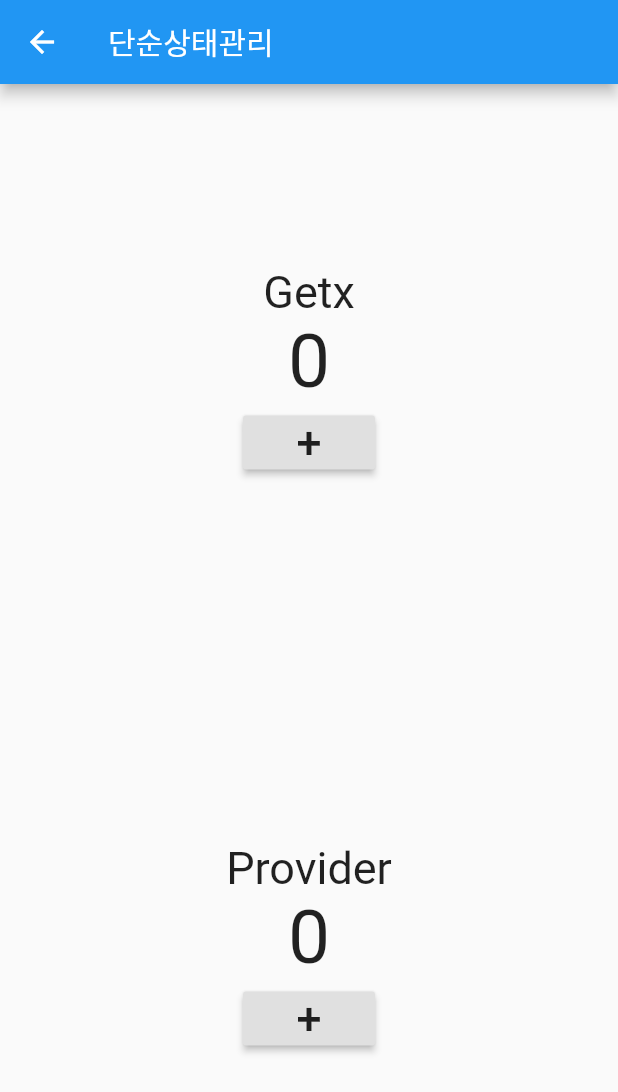
After one commit to hunderboy/Flutter_GetX, a Flutter app: the screen it shows after launch, after a tap on "단순상태관리", on a phone screen of 412 x 824 dp. The commit adds this screen. Shown: the top 1092 px of the screen. Run offline on Flutter 3.47's test engine with Material 2 defaults, Android fonts, the phone set to English and light mode, and no system bars; our stand-ins replace get.

Commit message:
상태관리 작성중

```diff
--- /dev/null
+++ b/lib/src/controller/count_controller_with_getx.dart
@@ -0,0 +1,11 @@
+import 'package:flutter/cupertino.dart';
+import 'package:get/get.dart';
+
+class CountCotrollerWithGetx extends GetxController {
+  int count = 0;
+
+  void increase() {
+    count++;
+    update();
+  }
+}
--- /dev/null
+++ b/lib/src/controller/count_controller_with_provider.dart
@@ -0,0 +1,10 @@
+import 'package:flutter/cupertino.dart';
+
+class CountCotrollerWithProvider extends ChangeNotifier {
+  int count = 0;
+
+  void increase() {
+    count++;
+    notifyListeners();
+  }
+}
--- a/lib/src/home.dart
+++ b/lib/src/home.dart
@@ -1,5 +1,6 @@
 import 'package:flutter/material.dart';
 import 'package:get/get.dart';
+import 'package:getx_example/src/pages/simple_state_manage_page.dart';
 import 'pages/normal/first.dart';
 
 class Home extends StatelessWidget {
@@ -34,10 +35,10 @@ class Home extends StatelessWidget {
               },
             ),
             RaisedButton(
-              child: Text("동적 URL 전달"),
+              child: Text("단순상태관리"),
               onPressed: () {
                 // arguments 에 객체나 String, Int 등 다양한 타입의 데이터를 이동하는 화면에 전달 가능
-                Get.toNamed("/user/28357?name=개남&age=22");
+                Get.to(SimpleStateMananePage());
               },
             ),
           ],
--- /dev/null
+++ b/lib/src/pages/simple_state_manage_page.dart
@@ -0,0 +1,36 @@
+import 'package:flutter/material.dart';
+import 'package:get/get.dart';
+import 'package:getx_example/src/controller/count_controller_with_provider.dart';
+import 'package:getx_example/src/pages/state/with_getx.dart';
+import 'package:getx_example/src/pages/state/with_provider.dart';
+import 'package:provider/provider.dart';
+
+
+class SimpleStateMananePage extends StatelessWidget {
+  const SimpleStateMananePage({Key? key}) : super(key: key);
+
+  @override
+  Widget build(BuildContext context) {
+    return Scaffold(
+      appBar: AppBar(
+        title: Text("단순상태관리"),
+      ),
+      body: Center(
+        child: Column(
+          mainAxisAlignment: MainAxisAlignment.center,
+          children: [
+            Expanded(
+              child: WithGetX(),
+            ),
+            Expanded(
+              child: ChangeNotifierProvider<CountCotrollerWithProvider>(
+                create: (_)=>CountCotrollerWithProvider(),
+                child: WithProvider(),
+              ),
+            )
+          ],
+        ),
+      ),
+    );
+  }
+}
--- /dev/null
+++ b/lib/src/pages/state/with_getx.dart
@@ -0,0 +1,23 @@
+import 'package:flutter/cupertino.dart';
+import 'package:flutter/material.dart';
+
+class WithGetX extends StatelessWidget {
+  const WithGetX({Key? key}) : super(key: key);
+
+  @override
+  Widget build(BuildContext context) {
+    return Center(
+      child: Column(
+        mainAxisAlignment: MainAxisAlignment.center,
+        children: [
+          Text("Getx", style: TextStyle(fontSize: 30),),
+          Text("0", style: TextStyle(fontSize: 50),),
+          RaisedButton(
+              child: Text("+", style: TextStyle(fontSize: 30),),
+              onPressed: () {}
+          )
+        ],
+      ),
+    );
+  }
+}
--- /dev/null
+++ b/lib/src/pages/state/with_provider.dart
@@ -0,0 +1,31 @@
+import 'package:flutter/cupertino.dart';
+import 'package:flutter/material.dart';
+import 'package:getx_example/src/controller/count_controller_with_provider.dart';
+import 'package:provider/provider.dart';
+
+class WithProvider extends StatelessWidget {
+  const WithProvider({Key? key}) : super(key: key);
+
+  @override
+  Widget build(BuildContext context) {
+    return Center(
+      child: Column(
+        mainAxisAlignment: MainAxisAlignment.center,
+        children: [
+          Text("Provider", style: TextStyle(fontSize: 30),),
+          Consumer<CountCotrollerWithProvider>(
+              builder: (_, snapshot, child) {
+                return Text("${snapshot.count}", style: TextStyle(fontSize: 50),);
+              }
+          ),
+          RaisedButton(
+              child: Text("+", style: TextStyle(fontSize: 30),),
+              onPressed: () {
+                Provider.of<CountCotrollerWithProvider>(context, listen: false).increase();
+              }
+          )
+        ],
+      ),
+    );
+  }
+}
--- a/pubspec.yaml
+++ b/pubspec.yaml
@@ -35,6 +35,8 @@ dependencies:
   # Use with the CupertinoIcons class for iOS style icons.
   cupertino_icons: ^1.0.2
   get: ^4.3.8
+  provider: ^6.0.1
+
 
 dev_dependencies:
   flutter_test:
```
Also changed, not shown: pubspec.lock.
